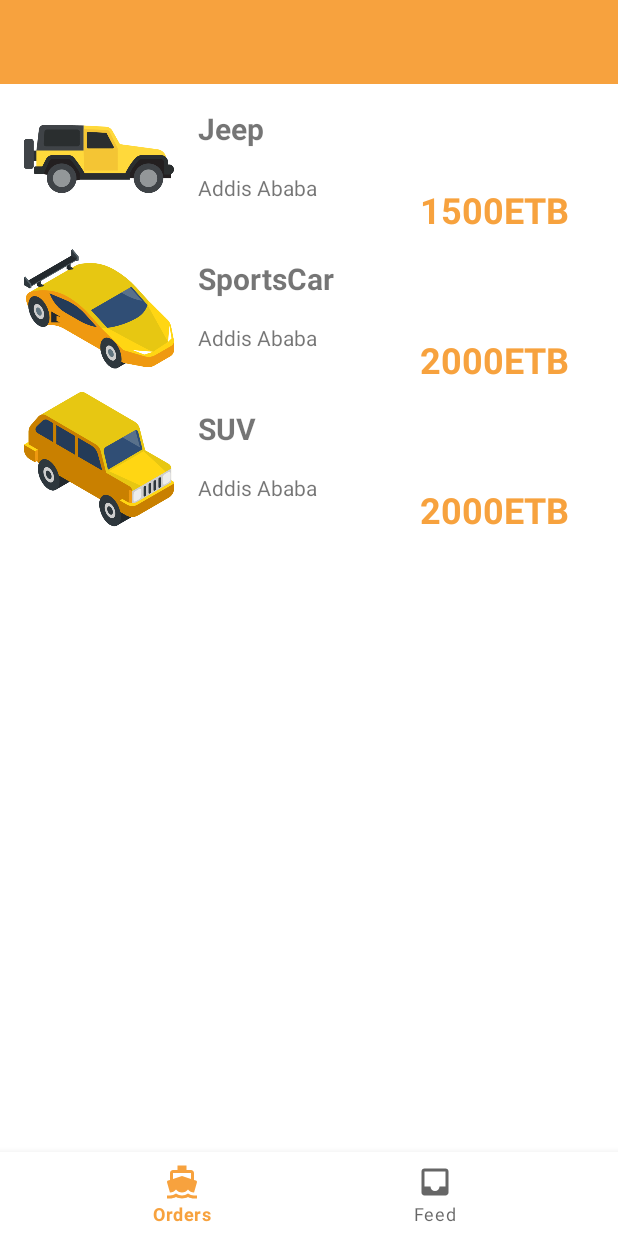
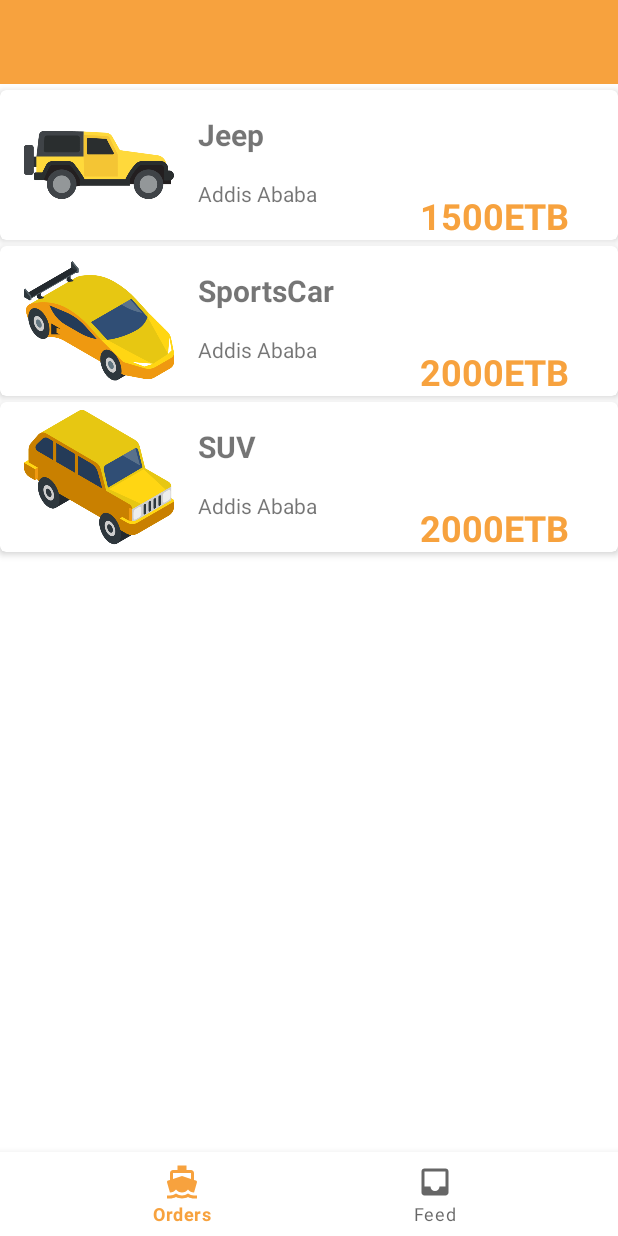
Before and after one commit to yamlakyam/Rent-A-Car, an Android app: the screen it shows after launch (MainActivity), on a phone screen of 412 x 824 dp. Run offline under Robolectric (Android 15) with nearby library versions, the phone set to English and light mode, and no system bars; our stand-ins replace navigation-ui.

Commit message:
made some changes to the recyclerview

```diff
--- a/app/src/main/res/layout/fragment_feeds.xml
+++ b/app/src/main/res/layout/fragment_feeds.xml
@@ -6,6 +6,7 @@
     android:layout_width="match_parent"
     android:layout_height="match_parent"
     tools:context=".feed.FeedsFragment">
+
 
     <androidx.recyclerview.widget.RecyclerView
         android:id="@+id/feedRV"
--- a/app/src/main/res/layout/item_car.xml
+++ b/app/src/main/res/layout/item_car.xml
@@ -1,6 +1,18 @@
 <?xml version="1.0" encoding="utf-8"?>
-<androidx.constraintlayout.widget.ConstraintLayout xmlns:android="http://schemas.android.com/apk/res/android"
+
+
+<com.google.android.material.card.MaterialCardView xmlns:android="http://schemas.android.com/apk/res/android"
     xmlns:app="http://schemas.android.com/apk/res-auto"
+    android:layout_width="match_parent"
+    android:layout_height="wrap_content"
+    android:layout_marginTop="4dp"
+    app:cardElevation="3dp"
+    app:cardMaxElevation="3dp"
+    app:layout_constraintEnd_toEndOf="parent"
+    app:layout_constraintStart_toStartOf="parent"
+    app:layout_constraintTop_toTopOf="parent">
+
+    <androidx.constraintlayout.widget.ConstraintLayout xmlns:app="http://schemas.android.com/apk/res-auto"
         xmlns:tools="http://schemas.android.com/tools"
         android:layout_width="match_parent"
         android:layout_height="wrap_content">
@@ -50,3 +62,6 @@
             app:layout_constraintEnd_toEndOf="parent" />
 
     </androidx.constraintlayout.widget.ConstraintLayout>
+
+
+</com.google.android.material.card.MaterialCardView>
```
Lines whose indentation alone changed are shown as unchanged.
